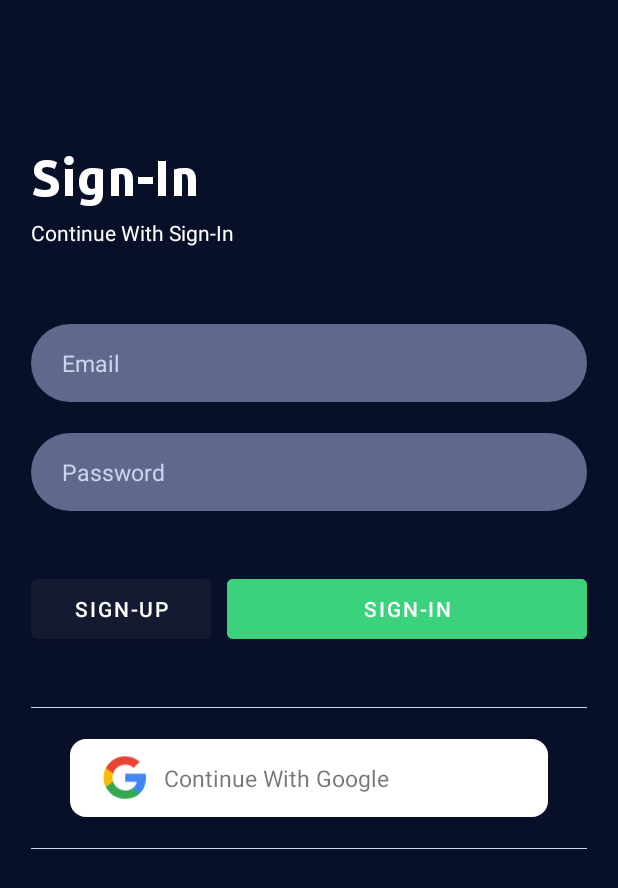
After one commit to shakivhussain/Disney_Watch, an Android app: the SignInActivity screen opened directly, with no data from a screen before it, on a phone screen of 412 x 824 dp. The commit adds this screen. Shown: the top 888 px of the screen. Run offline under Robolectric (Android 15) with nearby library versions, the phone set to English and light mode, and no system bars; our stand-ins replace data binding, sdp/ssp sizes.

Commit message:
SignUp and SignIn Screen Layout Design | Firebase setup

```diff
--- a/app/build.gradle
+++ b/app/build.gradle
@@ -1,5 +1,6 @@
 plugins {
     id 'com.android.application'
+    id 'com.google.gms.google-services'
 }
 
 android {
@@ -79,5 +80,7 @@ dependencies {
     // Youtube
     implementation 'com.pierfrancescosoffritti.androidyoutubeplayer:core:11.0.1'
 
+    // Firebase
+    implementation 'com.google.firebase:firebase-auth:21.0.3'
 
 }
--- a/app/src/main/AndroidManifest.xml
+++ b/app/src/main/AndroidManifest.xml
@@ -12,6 +12,12 @@
         android:roundIcon="@mipmap/ic_launcher_round"
         android:supportsRtl="true"
         android:theme="@style/Theme.DisneyWatch">
+        <activity
+            android:name=".activities.SignInActivity"
+            android:exported="false" />
+        <activity
+            android:name=".activities.SignUpActivity"
+            android:exported="false" />
         <activity
             android:name=".activities.WatchListActivity"
             android:exported="false" />
--- /dev/null
+++ b/app/src/main/java/com/shakiv_husain/disneywatch/activities/SignInActivity.java
@@ -0,0 +1,34 @@
+package com.shakiv_husain.disneywatch.activities;
+
+import android.content.Intent;
+import android.os.Bundle;
+
+import androidx.appcompat.app.AppCompatActivity;
+import androidx.databinding.DataBindingUtil;
+
+import com.shakiv_husain.disneywatch.R;
+import com.shakiv_husain.disneywatch.databinding.ActivitySignInBinding;
+
+public class SignInActivity extends AppCompatActivity {
+
+    private ActivitySignInBinding activitySignInBinding;
+
+    @Override
+    protected void onCreate(Bundle savedInstanceState) {
+        super.onCreate(savedInstanceState);
+        activitySignInBinding = DataBindingUtil.setContentView(this, R.layout.activity_sign_in);
+
+
+        initialization();
+
+    }
+
+    private void initialization() {
+        activitySignInBinding.buttonSignIn.setOnClickListener(view -> {
+
+        });
+
+        activitySignInBinding.buttonSignUp.setOnClickListener(view -> onBackPressed());
+
+    }
+}
--- /dev/null
+++ b/app/src/main/res/drawable-v24/background_button.xml
@@ -0,0 +1,11 @@
+<?xml version="1.0" encoding="utf-8"?>
+<shape xmlns:android="http://schemas.android.com/apk/res/android"
+    android:shape="rectangle">
+
+
+    <corners android:radius="@dimen/_8ssp"/>
+
+    <solid
+        android:color="@color/white"/>
+
+</shape>
--- /dev/null
+++ b/app/src/main/res/drawable/background_edit_text.xml
@@ -0,0 +1,11 @@
+<?xml version="1.0" encoding="utf-8"?>
+<shape xmlns:android="http://schemas.android.com/apk/res/android"
+    android:shape="rectangle">
+
+
+    <corners android:radius="@dimen/_36ssp"/>
+
+    <solid
+        android:color="@color/color_background"/>
+
+</shape>
--- /dev/null
+++ b/app/src/main/res/drawable/ic_google_logo.xml
@@ -0,0 +1,25 @@
+<vector xmlns:android="http://schemas.android.com/apk/res/android"
+    android:width="25dp"
+    android:height="24dp"
+    android:viewportWidth="25"
+    android:viewportHeight="24">
+  <path
+      android:pathData="M0.8459,0h24v24h-24z"
+      android:fillColor="#ffffff"/>
+  <path
+      android:pathData="M23.8859,12.2614C23.8859,11.4459 23.8128,10.6618 23.6769,9.9091H12.8459V14.3575H19.035C18.7684,15.795 17.9582,17.013 16.7403,17.8284V20.7139H20.4569C22.6314,18.7118 23.8859,15.7637 23.8859,12.2614Z"
+      android:fillColor="#4285F4"
+      android:fillType="evenOdd"/>
+  <path
+      android:pathData="M12.8459,23.4998C15.9509,23.4998 18.5541,22.47 20.4568,20.7137L16.7402,17.8282C15.7105,18.5182 14.3932,18.9259 12.8459,18.9259C9.8507,18.9259 7.3155,16.903 6.4111,14.1848H2.5691V17.1644C4.4614,20.9228 8.3505,23.4998 12.8459,23.4998Z"
+      android:fillColor="#34A853"
+      android:fillType="evenOdd"/>
+  <path
+      android:pathData="M6.4112,14.1851C6.1812,13.4951 6.0505,12.758 6.0505,12.0001C6.0505,11.2421 6.1812,10.5051 6.4112,9.8151V6.8355H2.5691C1.7903,8.388 1.346,10.1444 1.346,12.0001C1.346,13.8557 1.7903,15.6121 2.5691,17.1646L6.4112,14.1851Z"
+      android:fillColor="#FBBC05"
+      android:fillType="evenOdd"/>
+  <path
+      android:pathData="M12.8459,5.0739C14.5343,5.0739 16.0502,5.6541 17.242,6.7936L20.5405,3.4952C18.5489,1.6395 15.9457,0.5 12.8459,0.5C8.3505,0.5 4.4614,3.077 2.5691,6.8355L6.4111,9.815C7.3155,7.0968 9.8507,5.0739 12.8459,5.0739Z"
+      android:fillColor="#EA4335"
+      android:fillType="evenOdd"/>
+</vector>
--- /dev/null
+++ b/app/src/main/res/layout/activity_sign_in.xml
@@ -0,0 +1,143 @@
+<?xml version="1.0" encoding="utf-8"?>
+<layout xmlns:android="http://schemas.android.com/apk/res/android"
+    xmlns:tools="http://schemas.android.com/tools">
+
+    <data>
+
+    </data>
+
+    <LinearLayout
+        android:layout_width="match_parent"
+        android:layout_height="match_parent"
+        android:background="@color/colorPrimaryDark"
+        android:orientation="vertical"
+        android:padding="@dimen/_16sdp"
+        tools:context=".activities.SignInActivity">
+
+
+        <TextView
+            android:layout_width="match_parent"
+            android:layout_height="wrap_content"
+            android:layout_marginTop="@dimen/_60sdp"
+            android:fontFamily="@font/ubuntu_bold"
+            android:includeFontPadding="false"
+            android:text="@string/sign_in"
+            android:textColor="@color/white"
+            android:textSize="@dimen/_26ssp" />
+
+
+        <TextView
+            android:layout_width="match_parent"
+            android:layout_height="wrap_content"
+            android:layout_marginTop="@dimen/_8sdp"
+            android:includeFontPadding="false"
+            android:text="Continue With Sign-In"
+            android:textColor="@color/white" />
+
+        <EditText
+            android:id="@+id/etEmail"
+            android:layout_width="match_parent"
+            android:layout_height="@dimen/_40sdp"
+            android:layout_marginTop="@dimen/_40sdp"
+            android:background="@drawable/background_edit_text"
+            android:hint="@string/email"
+            android:imeOptions="actionNext"
+            android:importantForAutofill="no"
+            android:inputType="textEmailAddress"
+            android:paddingStart="@dimen/_16sdp"
+            android:paddingEnd="@dimen/_16sdp"
+            android:textColor="@color/white"
+            android:textColorHint="@color/colorTextPrimary"
+            android:textSize="@dimen/_12ssp" />
+
+        <EditText
+            android:id="@+id/etPassword"
+            android:layout_width="match_parent"
+            android:layout_height="@dimen/_40sdp"
+            android:layout_marginTop="@dimen/_16sdp"
+            android:background="@drawable/background_edit_text"
+            android:hint="@string/password"
+            android:imeOptions="actionNext"
+            android:importantForAutofill="no"
+            android:inputType="textPassword"
+            android:paddingStart="@dimen/_16sdp"
+            android:paddingEnd="@dimen/_16sdp"
+            android:textColor="@color/white"
+            android:textColorHint="@color/colorTextPrimary"
+            android:textSize="@dimen/_12ssp" />
+
+        <LinearLayout
+            android:layout_width="match_parent"
+            android:layout_height="@dimen/_40sdp"
+            android:layout_marginTop="@dimen/_30sdp"
+            android:orientation="horizontal">
+
+            <com.google.android.material.button.MaterialButton
+                android:id="@+id/buttonSignIn"
+                android:layout_width="0dp"
+                android:layout_height="@dimen/_40sdp"
+                android:layout_marginEnd="@dimen/_8sdp"
+                android:layout_weight="1"
+                android:text="@string/sign_up" />
+
+            <com.google.android.material.button.MaterialButton
+                android:id="@+id/buttonSignUp"
+                android:layout_width="0dp"
+                android:layout_height="@dimen/_40sdp"
+                android:layout_weight="2"
+                android:backgroundTint="@color/light_green"
+                android:text="@string/sign_in" />
+
+
+        </LinearLayout>
+
+        <View
+            android:layout_width="match_parent"
+            android:layout_height=".5dp"
+            android:layout_marginTop="@dimen/_30sdp"
+            android:background="@color/colorTextPrimary"
+            android:padding="@dimen/_4sdp" />
+
+
+        <LinearLayout
+            android:id="@+id/googleBtn"
+            android:layout_width="match_parent"
+            android:layout_height="@dimen/_40sdp"
+            android:layout_marginStart="@dimen/_20sdp"
+            android:layout_marginTop="@dimen/_16sdp"
+            android:layout_marginEnd="@dimen/_20sdp"
+            android:background="@drawable/background_button"
+            android:backgroundTint="@color/white"
+            android:clickable="true"
+            android:focusable="true"
+            android:gravity="center_vertical"
+            android:orientation="horizontal">
+
+            <ImageView
+                android:layout_width="@dimen/_24sdp"
+                android:layout_height="@dimen/_24sdp"
+                android:layout_marginStart="@dimen/_16sdp"
+                android:contentDescription="@string/app_name"
+                android:src="@drawable/ic_google_logo" />
+
+            <TextView
+                android:layout_width="wrap_content"
+                android:layout_height="wrap_content"
+                android:layout_marginStart="@dimen/_8sdp"
+                android:text="@string/continue_with_google"
+                android:textSize="@dimen/_12ssp" />
+
+        </LinearLayout>
+
+        <View
+            android:layout_width="match_parent"
+            android:layout_height=".5dp"
+            android:layout_marginTop="@dimen/_16sdp"
+            android:layout_marginBottom="@dimen/_8sdp"
+            android:background="@color/colorTextPrimary"
+
+            />
+
+
+    </LinearLayout>
+</layout>
--- a/app/src/main/res/values/colors.xml
+++ b/app/src/main/res/values/colors.xml
@@ -7,8 +7,7 @@
     <color name="teal_700">#FF018786</color>
     <color name="black">#FF000000</color>
     <color name="white">#FFFFFFFF</color>
-
-
+    <color name="color_background">#62678C</color>
 
 
     <color name="colorPrimary">#141A31</color>
@@ -20,6 +19,7 @@
     <color name="colorPrimaryLight">#1E2746</color>
     <color name="colorTextPrimary">#CBD5ED</color>
     <color name="colorTextSecondary">#4A5B82</color>
+    <color name="light_green">#3CD27D</color>
     <color name="colorTextOther">#FAD303</color>
     <color name="colorThemeExtra">#FF5252</color>
 
--- a/app/src/main/res/values/strings.xml
+++ b/app/src/main/res/values/strings.xml
@@ -12,4 +12,11 @@
     <string name="movies_1000">Movies ( 1000+ )</string>
     <string name="tv_shows_1000">Tv Shows ( 1000+ )</string>
     <string name="collections_1000">Collections ( 1000+ )</string>
+    <string name="sign_up">Sign-Up</string>
+    <string name="confirm_password">Confirm Password</string>
+    <string name="password">Password</string>
+    <string name="name">Name</string>
+    <string name="email">Email</string>
+    <string name="continue_with_google">Continue With Google</string>
+    <string name="sign_in">Sign-In</string>
 </resources>
--- a/build.gradle
+++ b/build.gradle
@@ -1,4 +1,8 @@
-// Top-level build file where you can add configuration options common to all sub-projects/modules.
+buildscript {
+    dependencies {
+        classpath 'com.google.gms:google-services:4.3.10'
+    }
+}// Top-level build file where you can add configuration options common to all sub-projects/modules.
 plugins {
     id 'com.android.application' version '7.1.2' apply false
     id 'com.android.library' version '7.1.2' apply false
--- a/gradle.properties
+++ b/gradle.properties
@@ -19,3 +19,4 @@ android.useAndroidX=true
 # resources declared in the library itself and none from the library's dependencies,
 # thereby reducing the size of the R class for that library
 android.nonTransitiveRClass=true
+android.enableJetifier=true
```
Also changed, not shown: app/src/main/java/com/shakiv_husain/disneywatch/activities/SignUpActivity.java (added, +44 -0 lines), app/src/main/res/layout/activity_sign_up.xml (added, +178 -0 lines), app/src/main/res/font/carter_one.ttf (added), 1 other file.
